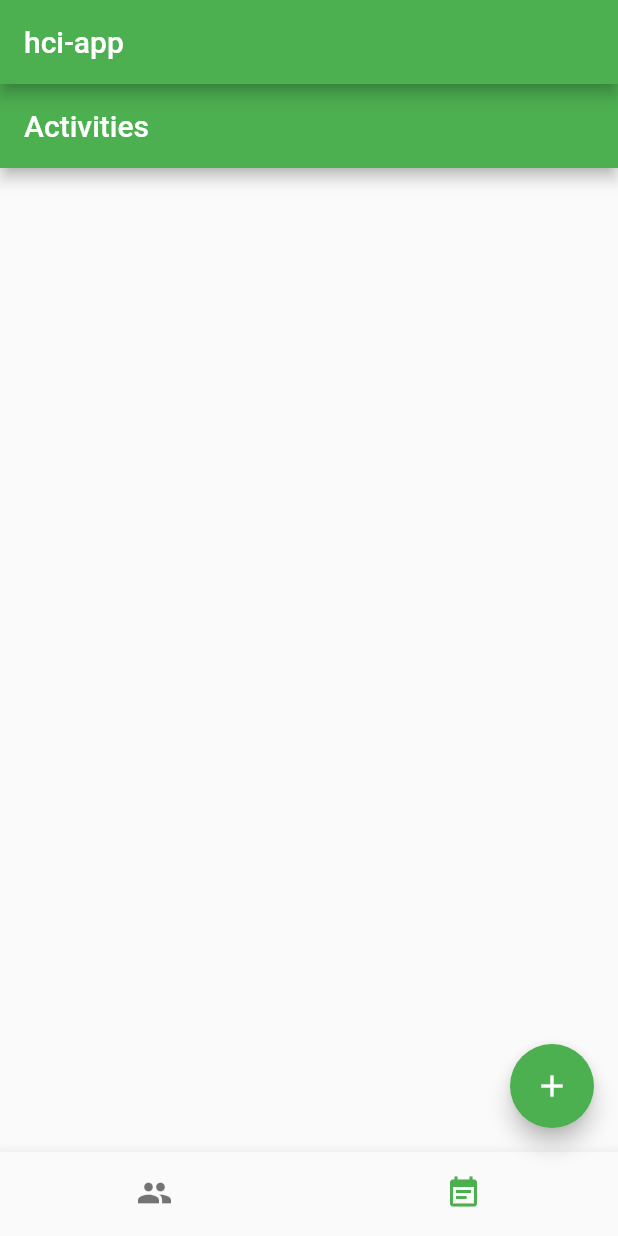
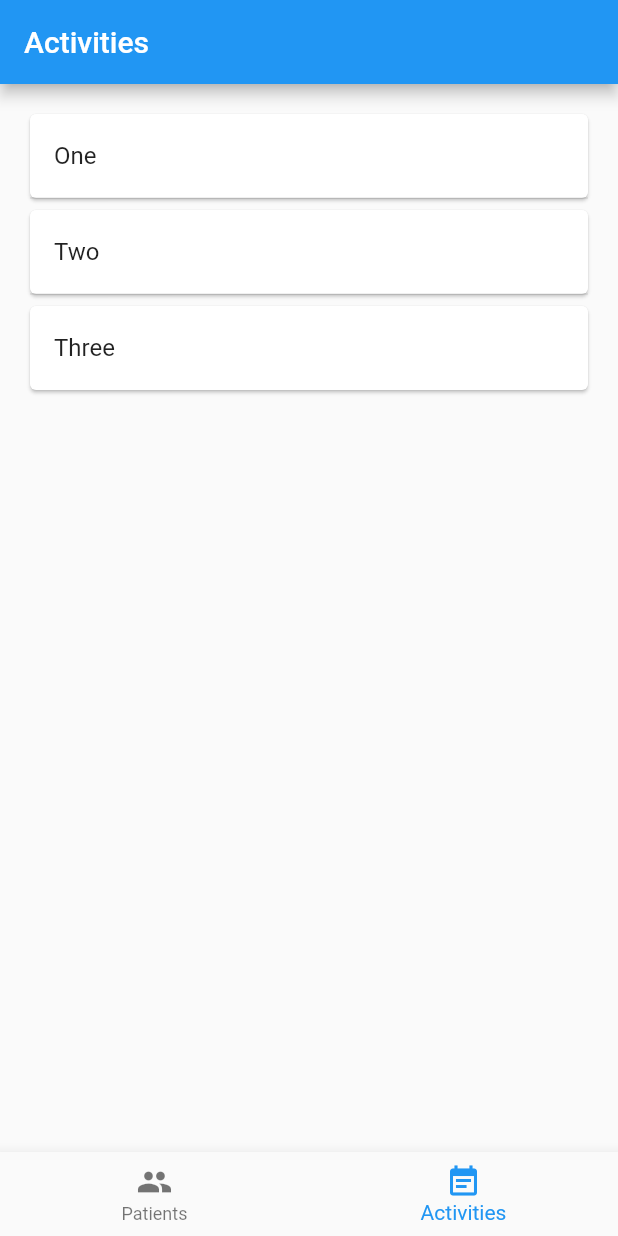
Before and after one commit to elduwa/hci-app, a Flutter app: the screen it shows after launch, item 2 of the bottom bar chosen, on a phone screen of 412 x 824 dp. Run offline on Flutter 3.47's test engine with Material 2 defaults, Android fonts, the light colour scheme and no system bars.

Commit message:
changed pattern for bottom navigation bar

```diff
--- a/lib/activities_page.dart
+++ b/lib/activities_page.dart
@@ -1,12 +1,14 @@
 import 'package:flutter/material.dart';
 
 class ActivitiesPage extends StatefulWidget {
+  const ActivitiesPage({Key key}) : super(key: key);
+
   @override
   _ActivitiesPageState createState() => _ActivitiesPageState();
 }
 
 class _ActivitiesPageState extends State<ActivitiesPage> {
-  final _chosenActivities = <Text>[];
+  final _chosenActivities = <Text>[Text('One'), Text('Two'), Text('Three')];
 
   @override
   Widget build(BuildContext context) {
@@ -29,7 +31,11 @@ class _ActivitiesPageState extends State<ActivitiesPage> {
     final List<Widget> divided = ListTile.divideTiles(
       tiles: tiles,
       context: context,
-    ).toList();
+    )
+        .map((tile) => Card(
+              child: tile,
+            ))
+        .toList();
     return ListView(
       padding: const EdgeInsets.all(16.0),
       children: divided,
--- /dev/null
+++ b/lib/bottom_navigation_bar_controller.dart
@@ -0,0 +1,89 @@
+import 'package:flutter/material.dart';
+import 'package:hci_app/activities_page.dart';
+import 'package:hci_app/patients_page.dart';
+
+class BottomNavigationBarController extends StatefulWidget {
+  // This widget is the root of your application.
+  @override
+  _BottomNavigationBarControllerState createState() =>
+      _BottomNavigationBarControllerState();
+}
+
+class _BottomNavigationBarControllerState
+    extends State<BottomNavigationBarController> {
+  int _selectedPageIndex = 0;
+
+  final PageStorageBucket bucket = PageStorageBucket();
+
+  final _pageOptions = <Widget>[
+    PatientsPage(
+      key: PageStorageKey('PatientsPage'),
+    ),
+    ActivitiesPage(
+      key: PageStorageKey('ActivitiesPage'),
+    ),
+  ];
+
+  Widget _bottomNavigationBar(int selectedIndex) {
+    return BottomNavigationBar(
+      onTap: (int index) => setState(() => _selectedPageIndex = index),
+      currentIndex: selectedIndex,
+      items: const <BottomNavigationBarItem>[
+        BottomNavigationBarItem(
+          icon: Icon(Icons.people),
+          title: Text('Patients'),
+        ),
+        BottomNavigationBarItem(
+          icon: Icon(Icons.event_note),
+          title: Text('Activities'),
+        ),
+      ],
+    );
+  }
+
+  @override
+  Widget build(BuildContext context) {
+    return Scaffold(
+      bottomNavigationBar: _bottomNavigationBar(_selectedPageIndex),
+      body: PageStorage(
+        child: _pageOptions[_selectedPageIndex],
+        bucket: bucket,
+      ),
+    );
+  }
+
+  // ignore: unused_element
+  Widget _oldbuild(BuildContext context) {
+    return MaterialApp(
+        theme: ThemeData(
+          primarySwatch: Colors.green,
+        ),
+        home: Scaffold(
+          appBar: AppBar(
+            title: Text('hci-app'),
+          ),
+          body: _pageOptions[_selectedPageIndex],
+          bottomNavigationBar: BottomNavigationBar(
+            currentIndex: _selectedPageIndex,
+            showSelectedLabels: false,
+            showUnselectedLabels: false,
+            type: BottomNavigationBarType.fixed,
+            onTap: (int index) {
+              setState(() {
+                _selectedPageIndex = index;
+              });
+            },
+            items: const <BottomNavigationBarItem>[
+              BottomNavigationBarItem(
+                icon: Icon(Icons.people),
+                title: Text('Patients'),
+              ),
+              BottomNavigationBarItem(
+                icon: Icon(Icons.event_note),
+                title: Text('Activities'),
+              ),
+            ],
+          ),
+        ));
+  }
+}
--- a/lib/main.dart
+++ b/lib/main.dart
@@ -1,58 +1,15 @@
 import 'package:flutter/material.dart';
-import 'package:hci_app/activities_page.dart';
-import 'package:hci_app/patients_page.dart';
+import 'package:hci_app/bottom_navigation_bar_controller.dart';
 
-void main() => runApp(MyApp());
+void main() => runApp(SampleApp());
 
-class MyApp extends StatefulWidget {
+class SampleApp extends StatelessWidget {
   // This widget is the root of your application.
-  @override
-  _MyAppState createState() => _MyAppState();
-}
-
-class _MyAppState extends State<MyApp> {
-  var _selectedPageIndex = 0;
-  final _pageOptions = <Widget>[
-    PatientsPage(),
-    ActivitiesPage(),
-  ];
-
   @override
   Widget build(BuildContext context) {
     return MaterialApp(
-        theme: ThemeData(
-          primarySwatch: Colors.green,
-        ),
-        home: Scaffold(
-          appBar: AppBar(
-            title: Text('hci-app'),
-          ),
-          body: _pageOptions[_selectedPageIndex],
-          floatingActionButton: FloatingActionButton(
-            onPressed: () {},
-            child: Icon(Icons.add),
-          ),
-          bottomNavigationBar: BottomNavigationBar(
-            currentIndex: _selectedPageIndex,
-            showSelectedLabels: false,
-            showUnselectedLabels: false,
-            type: BottomNavigationBarType.fixed,
-            onTap: (int index) {
-              setState(() {
-                _selectedPageIndex = index;
-              });
-            },
-            items: const <BottomNavigationBarItem>[
-              BottomNavigationBarItem(
-                icon: Icon(Icons.people),
-                title: Text('Patients'),
-              ),
-              BottomNavigationBarItem(
-                icon: Icon(Icons.event_note),
-                title: Text('Activities'),
-              ),
-            ],
-          ),
-        ));
+      title: 'Bottom Navigation Bar Demo',
+      home: BottomNavigationBarController(),
+    );
   }
 }
--- a/lib/patients_page.dart
+++ b/lib/patients_page.dart
@@ -1,6 +1,7 @@
 import 'package:flutter/material.dart';
 
 class PatientsPage extends StatefulWidget {
+  const PatientsPage({Key key}) : super(key: key);
   @override
   _PatientsPageState createState() => _PatientsPageState();
 }
@@ -8,6 +9,7 @@ class PatientsPage extends StatefulWidget {
 class _PatientsPageState extends State<PatientsPage> {
   @override
   Widget build(BuildContext context) {
+    // TODO: insert your Scaffold here instead of Container
     return Container(
       alignment: Alignment.center,
       child: Text('Patients Page'),
```
